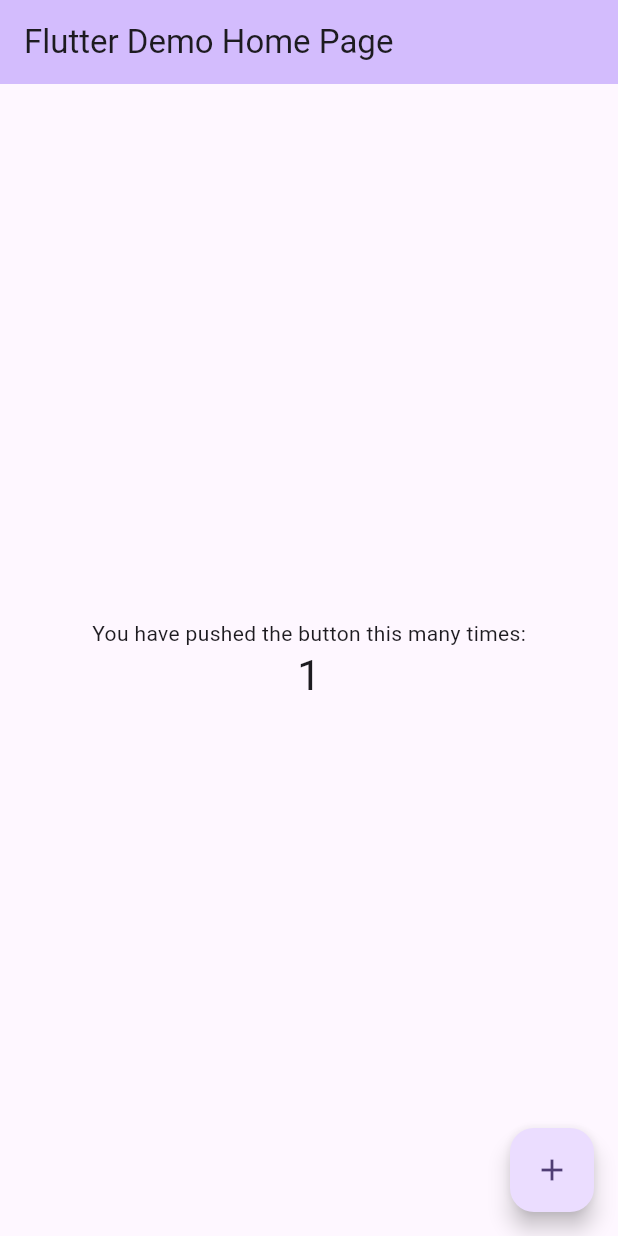
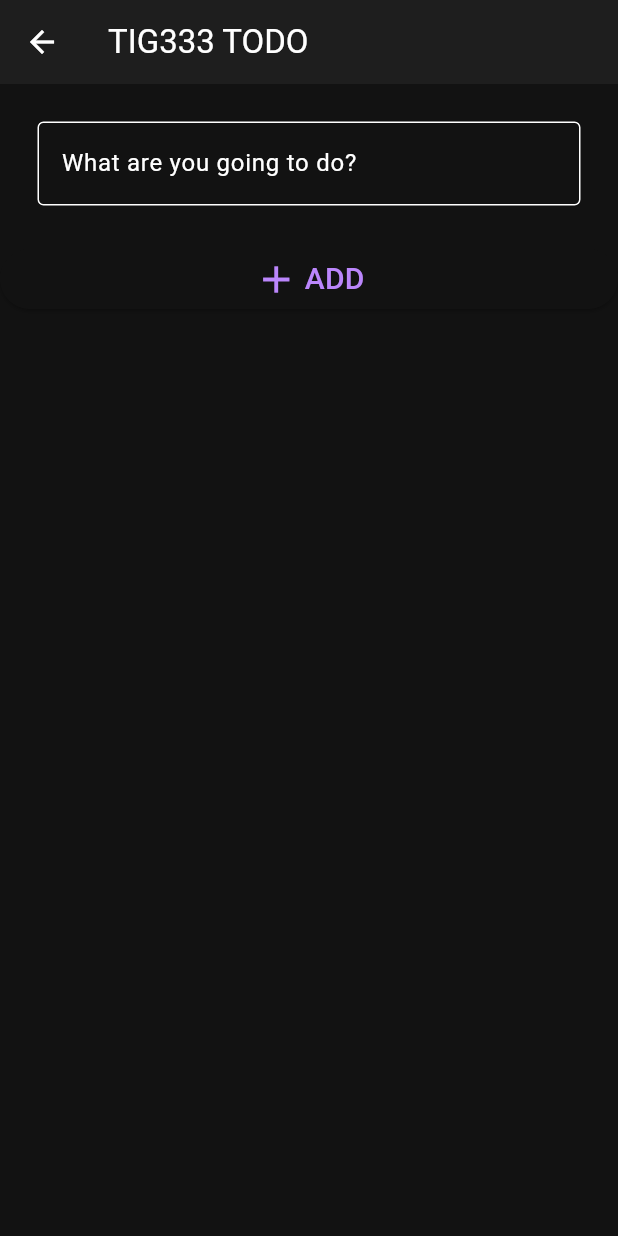
Before and after one commit to gu-tig333-ht25/gusgunvic, a Flutter app: the screen it shows after launch, after a tap on the "add" icon, on a phone screen of 412 x 824 dp. Run offline on Flutter 3.47's test engine with Material 3 defaults, Android fonts, the phone set to English and light mode, and no system bars.

Commit message:
First step implemented

```diff
--- a/lib/main.dart
+++ b/lib/main.dart
@@ -1,123 +1,19 @@
 import 'package:flutter/material.dart';
+import 'screen_list.dart';
 
 void main() {
-  runApp(MyApp());
+  runApp(ToDoApp());
 }
 
-class MyApp extends StatelessWidget {
-  MyApp({super.key});
+class ToDoApp extends StatelessWidget {
+  ToDoApp({super.key});
 
-  // This widget is the root of your application.
   @override
   Widget build(BuildContext context) {
     return MaterialApp(
-      title: 'Flutter Demo',
-      theme: ThemeData(
-        // This is the theme of your application.
-        //
-        // TRY THIS: Try running your application with "flutter run". You'll see
-        // the application has a purple toolbar. Then, without quitting the app,
-        // try changing the seedColor in the colorScheme below to Colors.green
-        // and then invoke "hot reload" (save your changes or press the "hot
-        // reload" button in a Flutter-supported IDE, or press "r" if you used
-        // the command line to start the app).
-        //
-        // Notice that the counter didn't reset back to zero; the application
-        // state is not lost during the reload. To reset the state, use hot
-        // restart instead.
-        //
-        // This works for code too, not just values: Most code changes can be
-        // tested with just a hot reload.
-        colorScheme: ColorScheme.fromSeed(seedColor: Colors.deepPurple),
-        useMaterial3: true,
-      ),
-      home: MyHomePage(title: 'Flutter Demo Home Page'),
+      title: 'ToDo App',
+      theme: ThemeData(colorScheme: ColorScheme.dark(), useMaterial3: true),
+      home: ScreenList(), // Entry point of the app is the ScreenList
     );
   }
 }
-
-class MyHomePage extends StatefulWidget {
-  MyHomePage({super.key, required this.title});
-
-  // This widget is the home page of your application. It is stateful, meaning
-  // that it has a State object (defined below) that contains fields that affect
-  // how it looks.
-
-  // This class is the configuration for the state. It holds the values (in this
-  // case the title) provided by the parent (in this case the App widget) and
-  // used by the build method of the State. Fields in a Widget subclass are
-  // always marked "final".
-
-  final String title;
-
-  @override
-  State<MyHomePage> createState() => _MyHomePageState();
-}
-
-class _MyHomePageState extends State<MyHomePage> {
-  int _counter = 0;
-
-  void _incrementCounter() {
-    setState(() {
-      // This call to setState tells the Flutter framework that something has
-      // changed in this State, which causes it to rerun the build method below
-      // so that the display can reflect the updated values. If we changed
-      // _counter without calling setState(), then the build method would not be
-      // called again, and so nothing would appear to happen.
-      _counter++;
-    });
-  }
-
-  @override
-  Widget build(BuildContext context) {
-    // This method is rerun every time setState is called, for instance as done
-    // by the _incrementCounter method above.
-    //
-    // The Flutter framework has been optimized to make rerunning build methods
-    // fast, so that you can just rebuild anything that needs updating rather
-    // than having to individually change instances of widgets.
-    return Scaffold(
-      appBar: AppBar(
-        // TRY THIS: Try changing the color here to a specific color (to
-        // Colors.amber, perhaps?) and trigger a hot reload to see the AppBar
-        // change color while the other colors stay the same.
-        backgroundColor: Theme.of(context).colorScheme.inversePrimary,
-        // Here we take the value from the MyHomePage object that was created by
-        // the App.build method, and use it to set our appbar title.
-        title: Text(widget.title),
-      ),
-      body: Center(
-        // Center is a layout widget. It takes a single child and positions it
-        // in the middle of the parent.
-        child: Column(
-          // Column is also a layout widget. It takes a list of children and
-          // arranges them vertically. By default, it sizes itself to fit its
-          // children horizontally, and tries to be as tall as its parent.
-          //
-          // Column has various properties to control how it sizes itself and
-          // how it positions its children. Here we use mainAxisAlignment to
-          // center the children vertically; the main axis here is the vertical
-          // axis because Columns are vertical (the cross axis would be
-          // horizontal).
-          //
-          // TRY THIS: Invoke "debug painting" (choose the "Toggle Debug Paint"
-          // action in the IDE, or press "p" in the console), to see the
-          // wireframe for each widget.
-          mainAxisAlignment: MainAxisAlignment.center,
-          children: <Widget>[
-            Text('You have pushed the button this many times:'),
-            Text(
-              '$_counter',
-              style: Theme.of(context).textTheme.headlineMedium,
-            ),
-          ],
-        ),
-      ),
-      floatingActionButton: FloatingActionButton(
-        onPressed: _incrementCounter,
-        tooltip: 'Increment',
-        child: Icon(Icons.add),
-      ), // This trailing comma makes auto-formatting nicer for build methods.
-    );
-  }
-}
--- /dev/null
+++ b/lib/screen_add.dart
@@ -0,0 +1,46 @@
+import 'package:flutter/material.dart';
+
+// This file contains the second screen of the app, which allows users to add new to-do items.
+
+class ScreenAdd extends StatelessWidget {
+  const ScreenAdd({super.key});
+
+  @override
+  Widget build(BuildContext context) {
+    return Scaffold(
+      appBar: AppBar(
+        title: const Text('TIG333 TODO'),
+        backgroundColor: Color.fromARGB(255, 30, 30, 30),
+      ),
+      body: Center(
+        child: Column(
+          children: [
+            Padding(
+              padding: const EdgeInsets.all(25.0),
+              child: TextField(
+                decoration: const InputDecoration(
+                  border: OutlineInputBorder(),
+                  labelText: 'What are you going to do?',
+                  hintText: 'Enter your task here',
+                ),
+              ),
+            ),
+            ElevatedButton(
+              onPressed: () {
+                // Handle add item action
+              },
+              child: Row(
+                mainAxisAlignment: MainAxisAlignment.center,
+                children: [
+                  Icon(Icons.add, size: 30),
+                  SizedBox(width: 4),
+                  const Text('ADD', style: TextStyle(fontSize: 20)),
+                ],
+              ),
+            ),
+          ],
+        ),
+      ),
+    );
+  }
+}
--- /dev/null
+++ b/lib/screen_list.dart
@@ -0,0 +1,84 @@
+import 'package:flutter/material.dart';
+import 'screen_add.dart';
+
+// This file contains the first screen of the app, which displays a list of to-do items.
+
+// This is a custom ListTile widget that includes a checkbox and a delete icon.
+class CustomListTile extends CheckboxListTile {
+  CustomListTile({super.key, required String title})
+    : super(
+        title: Text(title, style: const TextStyle(fontSize: 20)),
+        value: false,
+        onChanged: (value) {},
+        controlAffinity: ListTileControlAffinity.leading,
+        secondary: GestureDetector(
+          child: Icon(Icons.close),
+          onTap: () {
+            // Handle delete action
+          },
+        ),
+      );
+}
+
+class ScreenList extends StatelessWidget {
+  const ScreenList({super.key});
+
+  @override
+  Widget build(BuildContext context) {
+    return Scaffold(
+      appBar: AppBar(
+        title: const Text('TIG333 TODO'),
+        backgroundColor: Color.fromARGB(255, 30, 30, 30),
+        actions: popupMenu(),
+      ),
+      body: ListView(
+        children: ListTile.divideTiles(
+          color: Color.fromARGB(255, 72, 71, 71),
+          context: context,
+          tiles: [
+            CustomListTile(title: 'Item 1'),
+            CustomListTile(title: 'Item 2'),
+            CustomListTile(title: 'Item 3'),
+          ],
+        ).toList(),
+      ),
+      floatingActionButton: FloatingActionButton(
+        shape: CircleBorder(side: BorderSide(color: Colors.black, width: 2.0)),
+        onPressed: () {
+          Navigator.push(
+            context,
+            MaterialPageRoute(builder: (context) => const ScreenAdd()),
+          );
+        },
+        tooltip: 'Add Item',
+        child: Icon(Icons.add),
+      ),
+    );
+  }
+}
+
+// The appbar popup menu for filtering the to-do list.
+List<Widget> popupMenu() {
+  return <Widget>[
+    PopupMenuButton<String>(
+      icon: Icon(Icons.more_vert),
+      onSelected: handleClick,
+      itemBuilder: (BuildContext context) {
+        return ['All', 'Done', 'Undone'].map((String choice) {
+          return PopupMenuItem<String>(value: choice, child: Text(choice));
+        }).toList();
+      },
+    ),
+  ];
+}
+
+void handleClick(String value) {
+  switch (value) {
+    case 'All':
+      break; // 2do: implement filter logic
+    case 'Done':
+      break;
+    case 'Undone':
+      break;
+  }
+}
--- a/pubspec.yaml
+++ b/pubspec.yaml
@@ -1,4 +1,4 @@
-name: template
+name: to_do_app
 description: "A new Flutter project."
 # The following line prevents the package from being accidentally published to
 # pub.dev using `flutter pub publish`. This is preferred for private packages.
```
